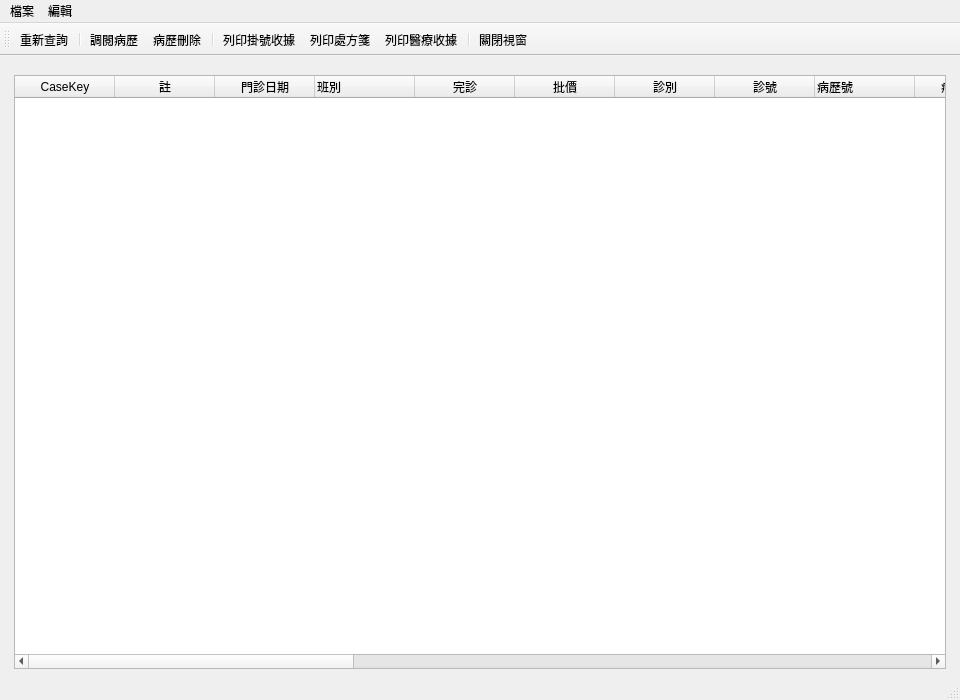
picacat/pyMedical, file ui/medical_record_list.ui: the form before one commit.
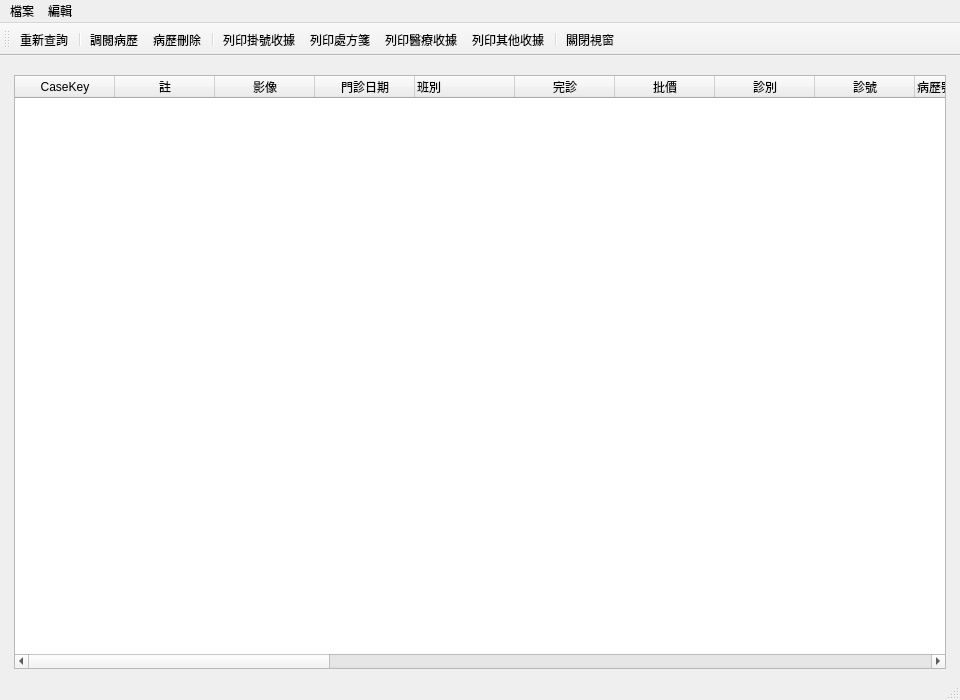
The form after the commit. Icons and pictures are not drawn.

What changed in the file:
```diff
--- a/ui/medical_record_list.ui
+++ b/ui/medical_record_list.ui
@@ -50,6 +50,11 @@
           <string>註</string>
          </property>
         </column>
+        <column>
+         <property name="text">
+          <string>影像</string>
+         </property>
+        </column>
         <column>
          <property name="text">
           <string>門診日期</string>
@@ -171,6 +176,11 @@
           <string>自費金額</string>
          </property>
         </column>
+        <column>
+         <property name="text">
+          <string>病患備註</string>
+         </property>
+        </column>
        </widget>
       </item>
      </layout>
@@ -249,6 +259,7 @@
    <addaction name="action_print_registration"/>
    <addaction name="action_print_prescript"/>
    <addaction name="action_print_receipt"/>
+   <addaction name="action_print_misc"/>
    <addaction name="separator"/>
    <addaction name="action_close"/>
   </widget>
```
